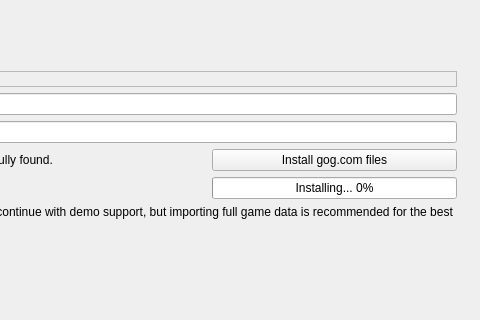
The window that launcher/firstLaunch/firstlaunch_moc.ui (GeorgeK1ng/vcmi) describes before a commit, drawn with Qt 5; both pictures show x 265 to 745 and y 247 to 567 of the 745 by 680 pixel window.
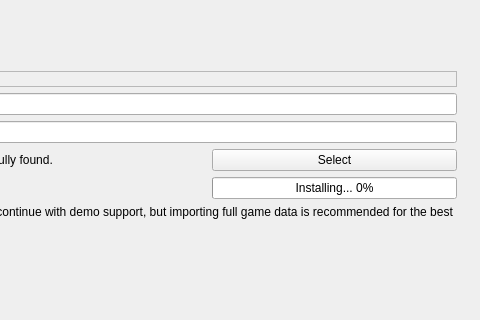
The same window after the commit. Icons and pictures are not drawn.

Commit message: Refactor first-launch data import flow around radio options

Diff of the .ui file:
```diff
--- a/launcher/firstLaunch/firstlaunch_moc.ui
+++ b/launcher/firstLaunch/firstlaunch_moc.ui
@@ -317,7 +317,7 @@
             </sizepolicy>
            </property>
            <property name="text">
-            <string>Install gog.com files</string>
+            <string>Select</string>
            </property>
           </widget>
          </item>
```
Left out of the diff: 2 changed lines with no effect on the pictures. The commit also changes 2 other files.
